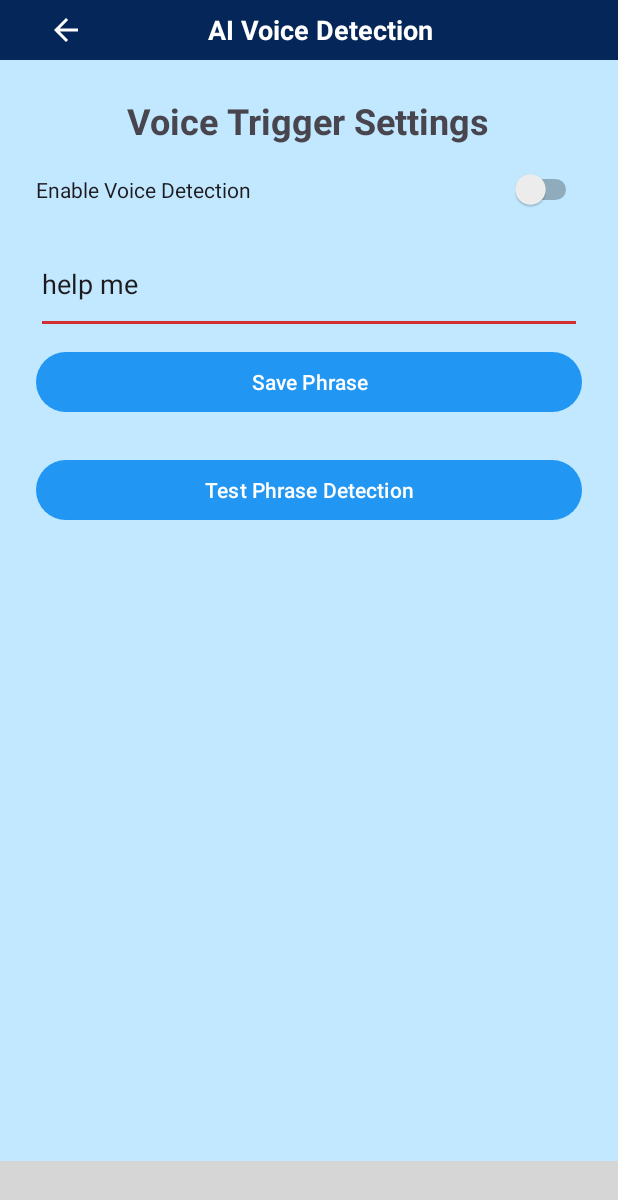
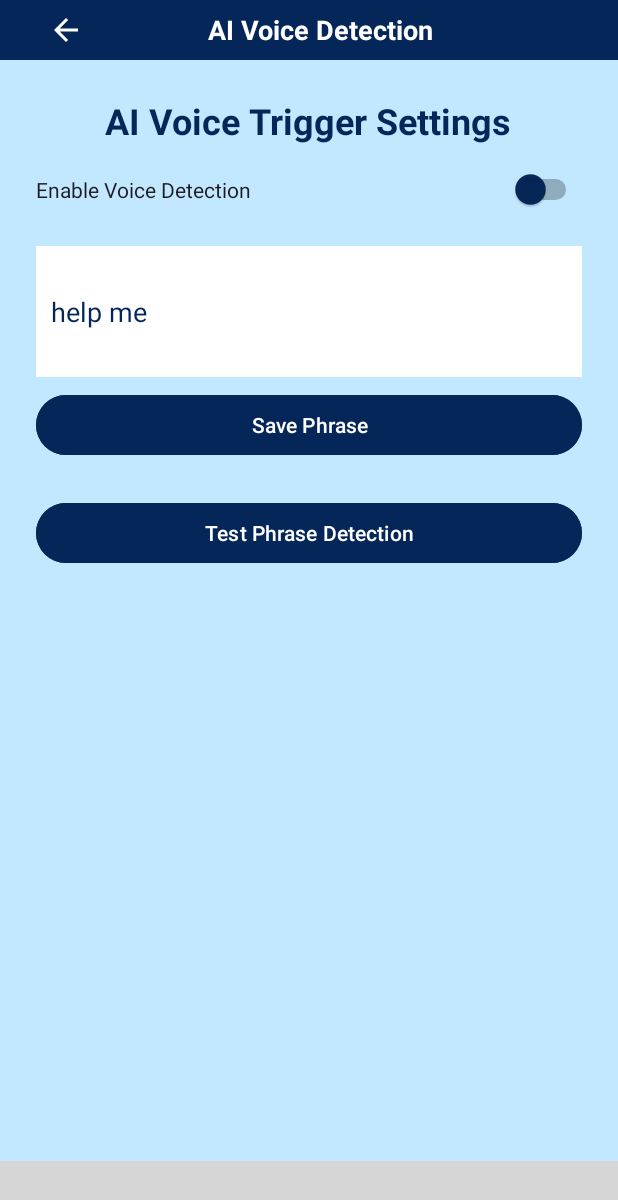
Before and after one commit to razia200026/Nirvoy, an Android app built with Jetpack Compose: the AIVoiceActivity screen opened directly, with no data from a screen before it, on a phone screen of 412 x 824 dp. Shown: the top 1200 px of the screen. Run offline under Robolectric (Android 15) with nearby library versions, the phone set to English and light mode, and no system bars; our stand-ins replace Firebase (no records; nobody signed in at launch, a user with empty details on screens opened directly); grey boxes are pictures that could not be loaded.

Commit message:
settings and others added

```diff
--- a/app/src/main/res/layout/activity_ai_voice.xml
+++ b/app/src/main/res/layout/activity_ai_voice.xml
@@ -1,7 +1,9 @@
 <?xml version="1.0" encoding="utf-8"?>
 <ScrollView xmlns:android="http://schemas.android.com/apk/res/android"
+    xmlns:tools="http://schemas.android.com/tools"
     android:layout_width="match_parent"
-    android:layout_height="match_parent">
+    android:layout_height="match_parent"
+    android:background="@color/Light_Sky_Blue">
 
     <LinearLayout
         android:orientation="vertical"
@@ -10,32 +12,41 @@
         android:layout_height="wrap_content">
 
         <TextView
-            android:text="Voice Trigger Settings"
+            android:text="AI Voice Trigger Settings"
             android:textSize="24sp"
             android:textStyle="bold"
             android:layout_gravity="center_horizontal"
             android:layout_marginBottom="16dp"
             android:layout_width="wrap_content"
-            android:layout_height="wrap_content" />
+            android:layout_height="wrap_content"
+            android:textColor="@color/Deep_Navy"/>
 
         <Switch
             android:id="@+id/switchEnableVoice"
             android:layout_width="match_parent"
             android:layout_height="wrap_content"
-            android:text="Enable Voice Detection" />
-
+            android:text="Enable Voice Detection"
+            android:thumbTint="@color/Deep_Navy"
+            tools:ignore="UseSwitchCompatOrMaterialXml" />
         <EditText
             android:id="@+id/editTriggerPhrase"
             android:layout_width="match_parent"
             android:layout_height="wrap_content"
+            android:layout_marginTop="24dp"
             android:hint="Set your custom trigger phrase (e.g. 'help me')"
-            android:layout_marginTop="16dp" />
+            android:inputType="textMultiLine"
+            android:minLines="3"
+            android:background="@color/white"
+            android:textColor="@color/Deep_Navy"
+            android:textColorHint="#888888"
+            android:padding="10dp" />
 
         <Button
             android:id="@+id/btnSavePhrase"
             android:layout_width="match_parent"
             android:layout_height="wrap_content"
             android:text="Save Phrase"
+            android:backgroundTint="@color/Deep_Navy"
             android:layout_marginTop="8dp" />
 
         <Button
@@ -43,6 +54,7 @@
             android:layout_width="match_parent"
             android:layout_height="wrap_content"
             android:text="Test Phrase Detection"
+            android:backgroundTint="@color/Deep_Navy"
             android:layout_marginTop="24dp" />
 
         <TextView
```
